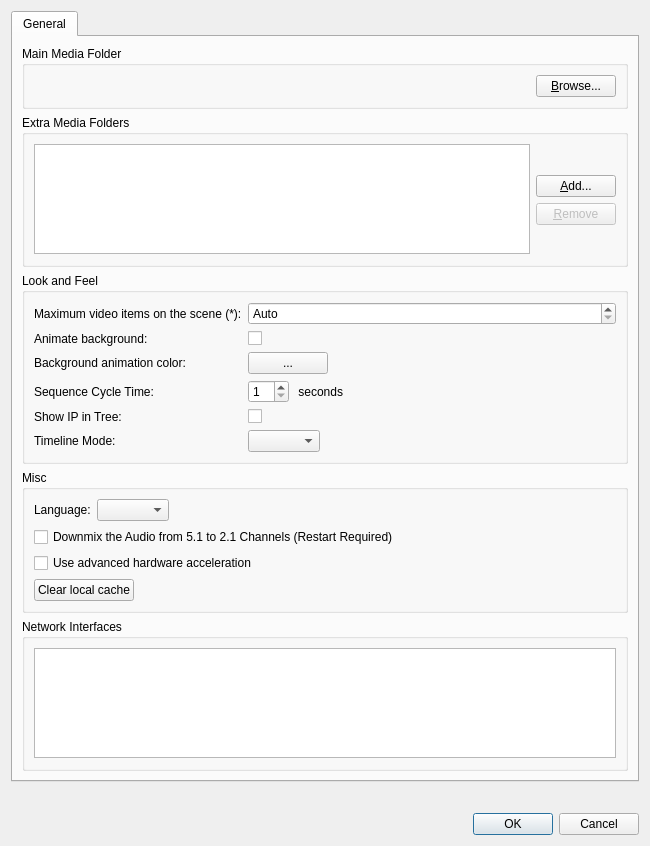
Qt form client/src/ui/dialogs/preferences_dialog.ui (networkoptix/nx_open) before a commit.
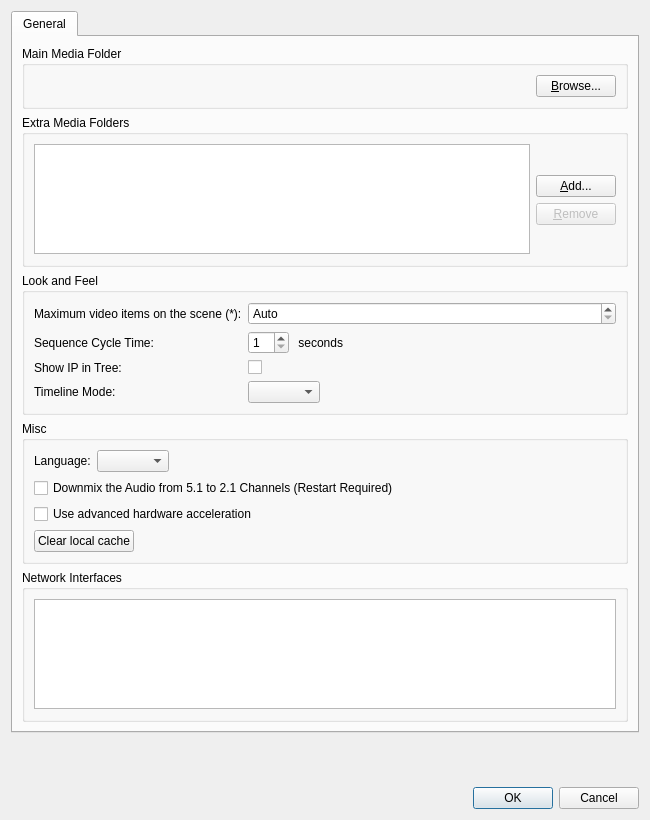
The same form after that commit. Custom widgets are drawn as their Qt base class.

Commit message:
QtColorPicker plugin is removed from the project
<==== Mercurial data ====>
Branch: master

Diff of the .ui file:
```diff
--- a/client/src/ui/dialogs/preferences_dialog.ui
+++ b/client/src/ui/dialogs/preferences_dialog.ui
@@ -7,7 +7,7 @@
     <x>0</x>
     <y>0</y>
     <width>650</width>
-    <height>846</height>
+    <height>820</height>
    </rect>
   </property>
   <property name="sizePolicy">
@@ -195,65 +195,6 @@
            </widget>
           </item>
           <item row="1" column="0">
-           <widget class="QLabel" name="animateBackgroundLabel">
-            <property name="text">
-             <string>Animate background:</string>
-            </property>
-            <property name="buddy">
-             <cstring>animateBackgroundCheckBox</cstring>
-            </property>
-           </widget>
-          </item>
-          <item row="1" column="1">
-           <widget class="QCheckBox" name="animateBackgroundCheckBox">
-            <property name="text">
-             <string/>
-            </property>
-           </widget>
-          </item>
-          <item row="2" column="0">
-           <widget class="QLabel" name="backgroundColorLabel">
-            <property name="text">
-             <string>Background animation color:</string>
-            </property>
-            <property name="buddy">
-             <cstring>backgroundColorPicker</cstring>
-            </property>
-           </widget>
-          </item>
-          <item row="2" column="1">
-           <widget class="QWidget" name="backgroundColorWidget" native="true">
-            <layout class="QHBoxLayout" name="horizontalLayout">
-             <property name="spacing">
-              <number>0</number>
-             </property>
-             <property name="margin">
-              <number>0</number>
-             </property>
-             <item>
-              <widget class="QtColorPicker" name="backgroundColorPicker">
-               <property name="text">
-                <string>...</string>
-               </property>
-              </widget>
-             </item>
-             <item>
-              <spacer name="backgroundColorSpacer">
-               <property name="orientation">
-                <enum>Qt::Horizontal</enum>
-               </property>
-               <property name="sizeHint" stdset="0">
-                <size>
-                 <width>40</width>
-                 <height>20</height>
-                </size>
-               </property>
-              </spacer>
-             </item>
-            </layout>
-           </widget>
-          </item>
-          <item row="3" column="0">
            <widget class="QLabel" name="tourCycleTimeLabel">
             <property name="text">
              <string>Sequence Cycle Time:</string>
@@ -263,7 +204,7 @@
             </property>
            </widget>
           </item>
-          <item row="3" column="1">
+          <item row="1" column="1">
            <layout class="QHBoxLayout" name="horizontalLayout_4" stretch="0,1">
             <item>
              <widget class="QSpinBox" name="tourCycleTimeSpinBox">
@@ -281,7 +222,7 @@
             </item>
            </layout>
           </item>
-          <item row="4" column="0">
+          <item row="2" column="0">
            <widget class="QLabel" name="showIpInTreeLabel">
             <property name="text">
              <string>Show IP in Tree:</string>
@@ -291,21 +232,21 @@
             </property>
            </widget>
           </item>
-          <item row="4" column="1">
+          <item row="2" column="1">
            <widget class="QCheckBox" name="showIpInTreeCheckBox">
             <property name="text">
              <string/>
             </property>
            </widget>
           </item>
-          <item row="5" column="0">
+          <item row="3" column="0">
            <widget class="QLabel" name="label">
             <property name="text">
              <string>Timeline Mode:</string>
             </property>
            </widget>
           </item>
-          <item row="5" column="1">
+          <item row="3" column="1">
            <layout class="QHBoxLayout" name="horizontalLayout_6">
             <item>
              <widget class="QComboBox" name="timeModeComboBox"/>
@@ -448,13 +389,6 @@
    </item>
   </layout>
  </widget>
- <customwidgets>
-  <customwidget>
-   <class>QtColorPicker</class>
-   <extends>QPushButton</extends>
-   <header location="global">QtColorPicker</header>
-  </customwidget>
- </customwidgets>
  <resources/>
  <connections/>
  <slots>
```
The commit also changes 9 other files.
